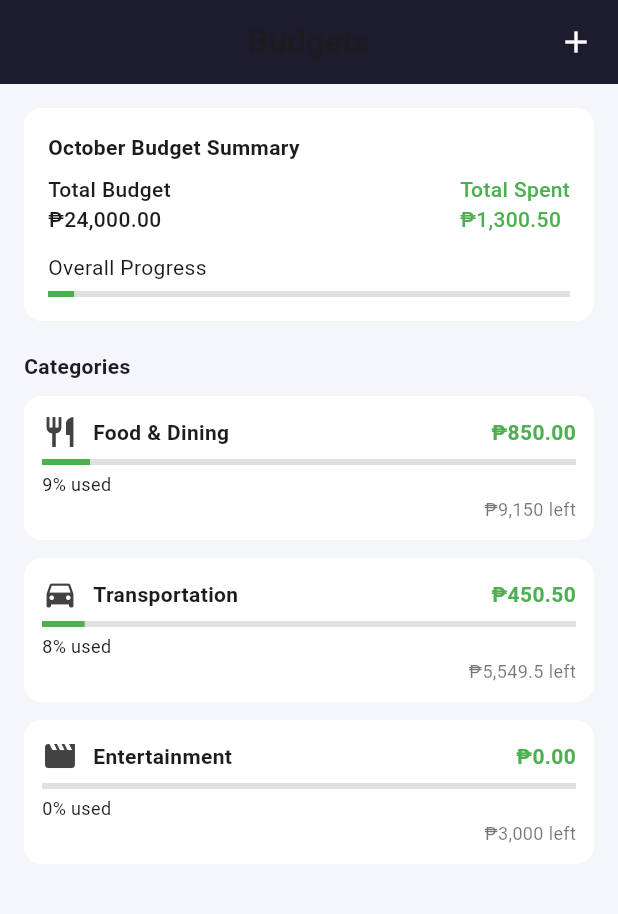
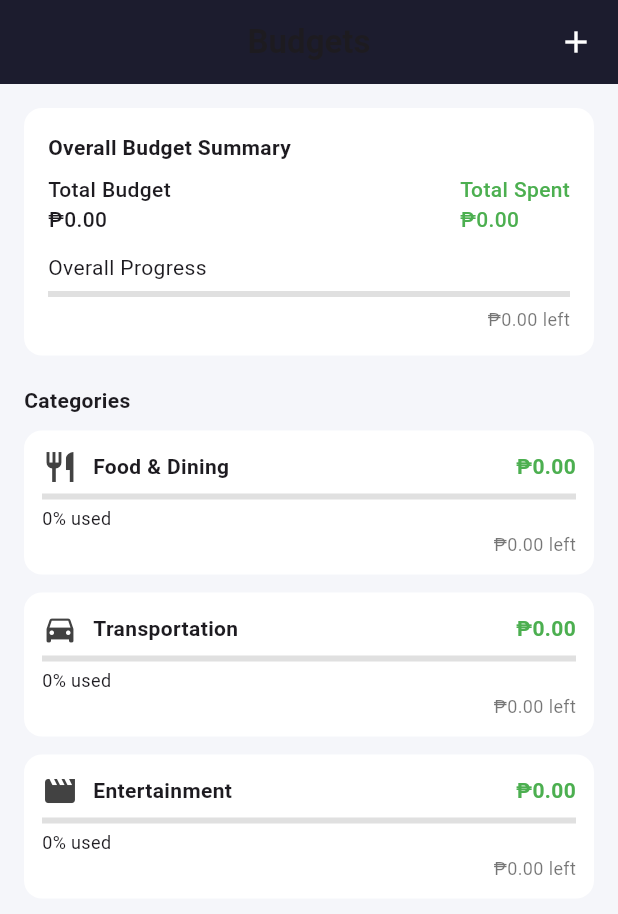
Before and after one commit to ItZotic/smartspend, a Flutter app: the BudgetScreen screen opened directly, on a phone screen of 412 x 824 dp. Shown: the top 914 px of the screen. Run offline on Flutter 3.47's test engine with Material 3 defaults, Android fonts, the phone set to English and light mode, and no system bars; our stand-ins replace cloud_firestore, firebase_auth, firebase_core, fl_chart, font_awesome_flutter; accounts and stored records are empty.

Commit message:
add forgot pass, eye icon on login and register, main and budget screen

```diff
--- a/lib/budget.dart
+++ b/lib/budget.dart
@@ -1,10 +1,29 @@
+import 'package:cloud_firestore/cloud_firestore.dart';
+import 'package:firebase_auth/firebase_auth.dart';
 import 'package:flutter/material.dart';
 
-class BudgetScreen extends StatelessWidget {
+class BudgetScreen extends StatefulWidget {
   const BudgetScreen({super.key});
 
   @override
+  State<BudgetScreen> createState() => _BudgetScreenState();
+}
+
+class _BudgetScreenState extends State<BudgetScreen> {
+  final user = FirebaseAuth.instance.currentUser;
+
+  final List<String> _categories = [
+    "Food & Dining",
+    "Transportation",
+    "Entertainment",
+  ];
+
+  @override
   Widget build(BuildContext context) {
+    if (user == null) {
+      return const Center(child: Text("Please log in to view your budget."));
+    }
+
     return Scaffold(
       backgroundColor: const Color(0xFFF5F6FA),
       appBar: AppBar(
@@ -18,22 +37,67 @@ class BudgetScreen extends StatelessWidget {
           ),
         ],
       ),
-      body: ListView(
+      body: StreamBuilder<QuerySnapshot>(
+        stream: FirebaseFirestore.instance
+            .collection('transactions')
+            .where('userId', isEqualTo: user!.uid)
+            .snapshots(),
+        builder: (context, snapshot) {
+          if (snapshot.connectionState == ConnectionState.waiting) {
+            return const Center(child: CircularProgressIndicator());
+          }
+
+          final docs = snapshot.data?.docs ?? [];
+
+          double totalIncome = 0;
+          double totalExpense = 0;
+          Map<String, double> spentByCategory = {
+            for (var c in _categories) c: 0,
+          };
+
+          for (var doc in docs) {
+            final amount = (doc['amount'] as num?)?.toDouble() ?? 0;
+            final category = doc['category'] ?? '';
+
+            if (amount > 0) {
+              totalIncome += amount;
+            } else if (amount < 0) {
+              totalExpense += amount.abs();
+              spentByCategory[category] =
+                  (spentByCategory[category] ?? 0) + amount.abs();
+            }
+          }
+
+          double totalBudget = totalIncome;
+          double totalSpent = totalExpense;
+          double leftOverall = totalBudget - totalSpent;
+
+          return ListView(
             padding: const EdgeInsets.all(16),
             children: [
-          _buildSummaryCard(),
+              _buildSummaryCard(totalBudget, totalSpent, leftOverall),
               const SizedBox(height: 20),
               const Text("Categories", style: TextStyle(fontWeight: FontWeight.bold)),
               const SizedBox(height: 10),
-          _buildCategoryCard("Food & Dining", "₱850.00", "₱10,000.00", 0.09, "₱9,150 left", Icons.restaurant),
-          _buildCategoryCard("Transportation", "₱450.50", "₱6,000.00", 0.08, "₱5,549.5 left", Icons.directions_car),
-          _buildCategoryCard("Entertainment", "₱0.00", "₱3,000.00", 0.0, "₱3,000 left", Icons.movie),
+
+              for (var category in _categories)
+                _buildCategoryCard(
+                  category,
+                  spentByCategory[category] ?? 0,
+                  totalBudget,
+                  _getIcon(category),
+                ),
             ],
+          );
+        },
       ),
     );
   }
 
-  Widget _buildSummaryCard() {
+  // 🔹 Summary card
+  Widget _buildSummaryCard(double totalBudget, double totalSpent, double left) {
+    final percent = totalBudget > 0 ? (totalSpent / totalBudget).clamp(0.0, 1.0) : 0.0;
+
     return Container(
       decoration: BoxDecoration(
         color: Colors.white,
@@ -43,29 +107,41 @@ class BudgetScreen extends StatelessWidget {
       child: Column(
         crossAxisAlignment: CrossAxisAlignment.start,
         children: [
-          const Text("October Budget Summary", style: TextStyle(fontWeight: FontWeight.bold)),
+          const Text("Overall Budget Summary", style: TextStyle(fontWeight: FontWeight.bold)),
           const SizedBox(height: 8),
           Row(
             mainAxisAlignment: MainAxisAlignment.spaceBetween,
-            children: const [
-              Text("Total Budget\n₱24,000.00", style: TextStyle(fontWeight: FontWeight.w500)),
-              Text("Total Spent\n₱1,300.50", style: TextStyle(color: Colors.green, fontWeight: FontWeight.w500)),
+            children: [
+              Text("Total Budget\n₱${totalBudget.toStringAsFixed(2)}",
+                  style: const TextStyle(fontWeight: FontWeight.w500)),
+              Text("Total Spent\n₱${totalSpent.toStringAsFixed(2)}",
+                  style: const TextStyle(color: Colors.green, fontWeight: FontWeight.w500)),
             ],
           ),
           const SizedBox(height: 12),
           const Text("Overall Progress"),
           const SizedBox(height: 6),
           LinearProgressIndicator(
-            value: 0.05,
+            value: percent,
             backgroundColor: Colors.grey[300],
             valueColor: const AlwaysStoppedAnimation<Color>(Colors.green),
+          ),
+          const SizedBox(height: 6),
+          Align(
+            alignment: Alignment.centerRight,
+            child: Text("₱${left.toStringAsFixed(2)} left",
+                style: const TextStyle(color: Colors.black54, fontSize: 12)),
           ),
         ],
       ),
     );
   }
 
-  Widget _buildCategoryCard(String title, String spent, String total, double percent, String left, IconData icon) {
+  // 🔹 Per-category card
+  Widget _buildCategoryCard(String title, double spent, double totalBudget, IconData icon) {
+    final percent = totalBudget > 0 ? (spent / totalBudget).clamp(0.0, 1.0) : 0.0;
+    final left = totalBudget - spent;
+
     return Container(
       margin: const EdgeInsets.only(bottom: 12),
       decoration: BoxDecoration(
@@ -82,26 +158,41 @@ class BudgetScreen extends StatelessWidget {
               Expanded(
                 child: Text(title, style: const TextStyle(fontWeight: FontWeight.bold)),
               ),
-              Text(spent, style: const TextStyle(color: Colors.green, fontWeight: FontWeight.w600)),
+              Text("₱${spent.toStringAsFixed(2)}",
+                  style: const TextStyle(color: Colors.green, fontWeight: FontWeight.w600)),
             ],
           ),
           const SizedBox(height: 6),
           LinearProgressIndicator(
             value: percent,
             backgroundColor: Colors.grey[300],
-            valueColor: const AlwaysStoppedAnimation<Color>(Colors.green),
-          ),
+            valueColor: const AlwaysStoppedAnimation<Color>(Colors.green)),
           const SizedBox(height: 4),
           Align(
             alignment: Alignment.centerLeft,
-            child: Text("${(percent * 100).toStringAsFixed(0)}% used", style: const TextStyle(fontSize: 12)),
+            child: Text("${(percent * 100).toStringAsFixed(0)}% used",
+                style: const TextStyle(fontSize: 12)),
           ),
           Align(
             alignment: Alignment.centerRight,
-            child: Text(left, style: const TextStyle(fontSize: 12, color: Colors.black54)),
+            child: Text("₱${left.toStringAsFixed(2)} left",
+                style: const TextStyle(fontSize: 12, color: Colors.black54)),
           ),
         ],
       ),
     );
   }
+
+  IconData _getIcon(String category) {
+    switch (category) {
+      case 'Food & Dining':
+        return Icons.restaurant;
+      case 'Transportation':
+        return Icons.directions_car;
+      case 'Entertainment':
+        return Icons.movie;
+      default:
+        return Icons.category;
     }
+  }
+}
--- a/lib/main.dart
+++ b/lib/main.dart
@@ -6,6 +6,7 @@ import 'firebase_options.dart';
 import 'login.dart';
 import 'register.dart';
 import 'main_menu.dart';
+import 'forgot_password.dart';
 
 void main() async {
   WidgetsFlutterBinding.ensureInitialized();
@@ -35,6 +36,8 @@ class MyApp extends StatelessWidget {
             const RegisterScreen(), // ✅ class RegisterScreen
         '/main_menu': (context) =>
             const MainMenuScreen(), // ✅ class MainMenuScreen
+         '/forgot_password': (context) =>
+            const ForgotPasswordScreen(),
       },
     );
   }
```
Also changed, not shown: lib/login.dart (+29 -1 lines), lib/register.dart (+26 -2 lines). Lines whose indentation alone changed are shown as unchanged.
